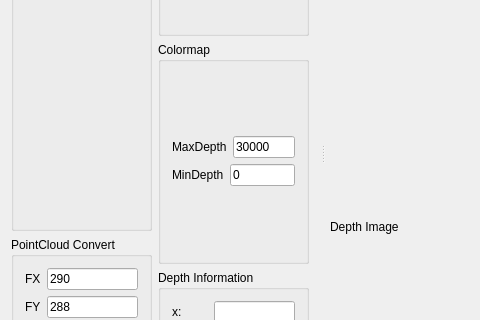
Above: SmartEye/SmartEye/smarteye.ui from SHU3DVision/SmartEye before the change; both pictures show x 0 to 480 and y 215 to 535 of the 826 by 741 pixel window. Below: the same form after it.
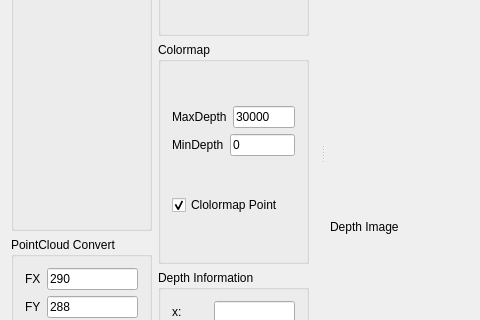
That is the form after the change. Icons and pictures are not drawn. Custom widgets are drawn as their Qt base class.

```diff
--- a/SmartEye/SmartEye/smarteye.ui
+++ b/SmartEye/SmartEye/smarteye.ui
@@ -345,6 +345,19 @@
            </item>
           </layout>
          </item>
+         <item>
+          <widget class="QCheckBox" name="colormapPointCheckBox">
+           <property name="text">
+            <string>Clolormap Point</string>
+           </property>
+           <property name="checked">
+            <bool>true</bool>
+           </property>
+           <property name="tristate">
+            <bool>false</bool>
+           </property>
+          </widget>
+         </item>
         </layout>
        </widget>
       </item>
```
